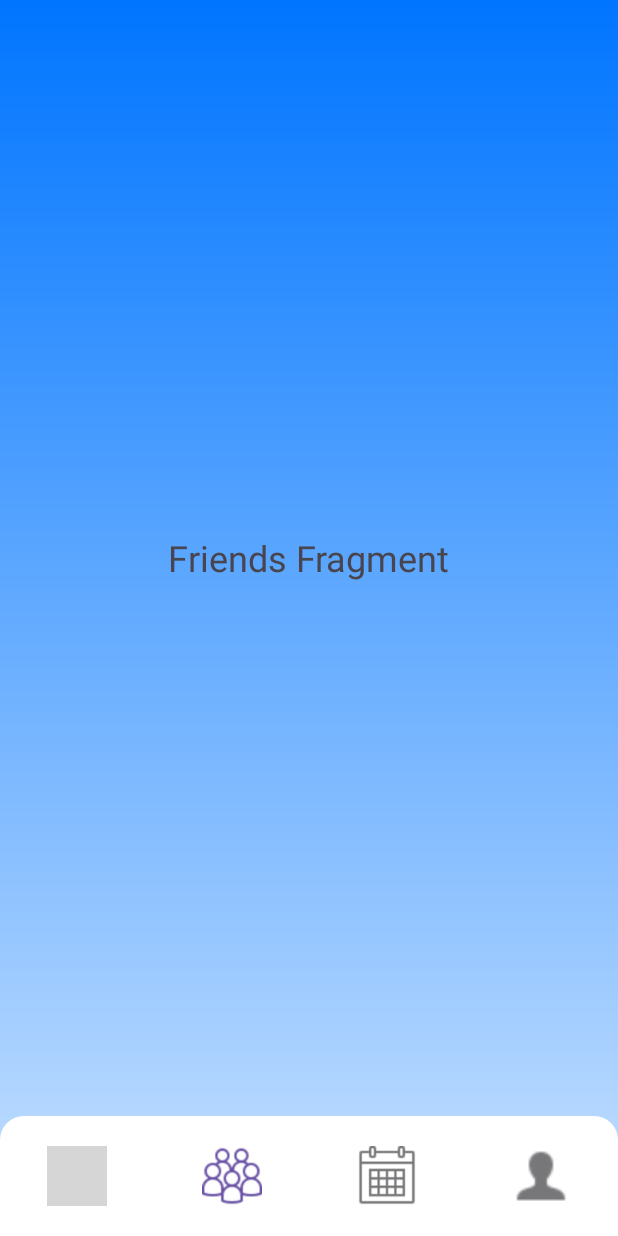
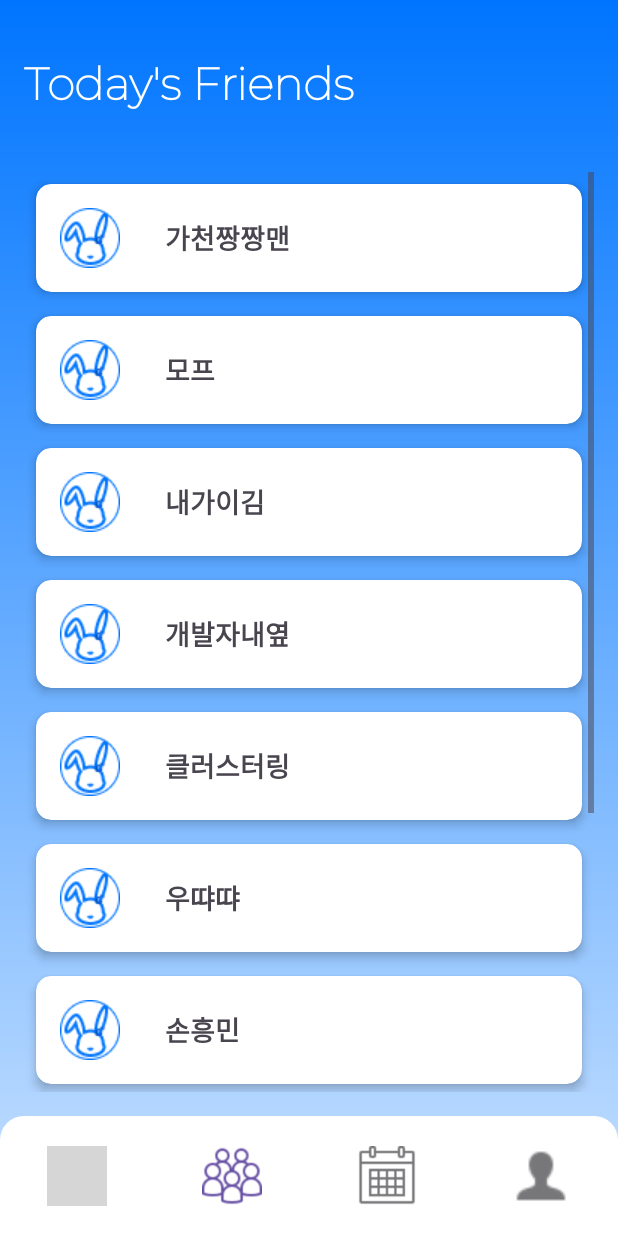
Before and after one commit to 2024-MobileProgramming/MP-FE, an Android app: the screen it shows after launch (MainActivity), item 2 of the bottom bar chosen, on a phone screen of 412 x 824 dp. Run offline under Robolectric (Android 15) with nearby library versions, the phone set to English and light mode, and no system bars; libraries missing offline, so code that uses them is left out: com.kakao.sdk; 2 statements that could not run were skipped; grey boxes are pictures that could not be loaded.

Commit message:
[feat]: 친구 목록 ui

```diff
--- /dev/null
+++ b/app/src/main/java/com/example/gabit/Friends.java
@@ -0,0 +1,21 @@
+package com.example.gabit;
+
+public class Friends {
+    private String userNickname;
+    private int userId;
+
+    public Friends(
+            String userNickname,
+            int userId) {
+        this.userNickname = userNickname;
+        this.userId = userId;
+    }
+
+    public String getUserNickname() {
+        return userNickname;
+    }
+
+    public int getuserId() {
+        return userId;
+    }
+}
--- a/app/src/main/java/com/example/gabit/FriendsFragment.java
+++ b/app/src/main/java/com/example/gabit/FriendsFragment.java
@@ -1,18 +1,68 @@
 package com.example.gabit;
 
+import android.content.Context;
+import android.content.SharedPreferences;
 import android.os.Bundle;
 import android.view.LayoutInflater;
 import android.view.View;
 import android.view.ViewGroup;
+import android.widget.ImageView;
+import android.widget.LinearLayout;
+import android.widget.TextView;
 
 import androidx.annotation.NonNull;
 import androidx.annotation.Nullable;
 import androidx.fragment.app.Fragment;
 
+import java.util.ArrayList;
+import java.util.List;
+
 public class FriendsFragment extends Fragment {
+    private LinearLayout friendsListLayout;
+    private TextView userNickname;
+    private List<Friends> friends;
+    private int userId;
     @Nullable
     @Override
     public View onCreateView(@NonNull LayoutInflater inflater, @Nullable ViewGroup container, @Nullable Bundle savedInstanceState) {
-        return inflater.inflate(R.layout.fragment_friends, container, false);
+        View view = inflater.inflate(R.layout.fragment_friends, container, false);
+        friendsListLayout = view.findViewById(R.id.FriendsList);
+
+        SharedPreferences sharedPreferences = getContext().getSharedPreferences("UserPrefs", Context.MODE_PRIVATE);
+        userId = sharedPreferences.getInt("userId", 0);
+
+        friends = fetchFriendsFromServer(userId);
+        populateGridWithFriends();
+
+        return view;
+    }
+
+    private List<Friends> fetchFriendsFromServer(Integer userId) {
+        List<Friends> friendsList = new ArrayList<>();
+        // 미션 리스트 추가 예시
+        friendsList.add(new Friends("가천짱짱맨", 1));
+        friendsList.add(new Friends("모프", 2));
+        friendsList.add(new Friends("내가이김", 3));
+        friendsList.add(new Friends("개발자내옆", 4));
+        friendsList.add(new Friends("클러스터링", 5));
+        friendsList.add(new Friends("우땨땨", 6));
+        friendsList.add(new Friends("손흥민", 7));
+        friendsList.add(new Friends("AI수학", 8));
+        friendsList.add(new Friends("듣는중", 9));
+        friendsList.add(new Friends("죄송합니다", 10));
+        return friendsList;
+    }
+
+    private void populateGridWithFriends() {
+        LayoutInflater inflater = LayoutInflater.from(getContext());
+        for (Friends friends : friends) {
+            View friendsView = inflater.inflate(R.layout.friends_item, friendsListLayout, false);
+
+            TextView userNickname = friendsView.findViewById(R.id.FriendsNickname);
+
+            userNickname.setText(friends.getUserNickname());
+
+            friendsListLayout.addView(friendsView);
+        }
     }
 }
--- a/app/src/main/res/layout/fragment_friends.xml
+++ b/app/src/main/res/layout/fragment_friends.xml
@@ -1,14 +1,41 @@
 <?xml version="1.0" encoding="utf-8"?>
-<LinearLayout xmlns:android="http://schemas.android.com/apk/res/android"
+<androidx.constraintlayout.widget.ConstraintLayout xmlns:android="http://schemas.android.com/apk/res/android"
     android:layout_width="match_parent"
     android:layout_height="match_parent"
+    xmlns:app="http://schemas.android.com/apk/res-auto"
     android:orientation="vertical"
     android:gravity="center"
     android:padding="16dp">
 
     <TextView
+        android:id="@+id/FriendsListTitle"
         android:layout_width="wrap_content"
         android:layout_height="wrap_content"
-        android:text="Friends Fragment"
-        android:textSize="24sp" />
-</LinearLayout>
+        android:text="Today's Friends"
+        android:fontFamily="@font/montserrat"
+        android:textSize="30sp"
+        android:textFontWeight="900"
+        android:textColor="@color/white"
+        android:layout_marginTop="20dp"
+        app:layout_constraintTop_toTopOf="parent"
+        app:layout_constraintStart_toStartOf="parent"/>
+
+    <ScrollView
+        android:layout_width="0dp"
+        android:layout_height="0dp"
+        android:contentDescription="@string/mission_list"
+        android:layout_marginTop="40dp"
+        app:layout_constraintStart_toStartOf="parent"
+        app:layout_constraintEnd_toEndOf="parent"
+        app:layout_constraintBottom_toBottomOf="parent"
+        app:layout_constraintTop_toBottomOf="@id/FriendsListTitle">
+
+        <LinearLayout
+            android:id="@+id/FriendsList"
+            android:layout_width="match_parent"
+            android:layout_height="wrap_content"
+            android:orientation="vertical">
+        </LinearLayout>
+    </ScrollView>
+
+</androidx.constraintlayout.widget.ConstraintLayout>
--- a/app/src/main/res/layout/fragment_missionlist.xml
+++ b/app/src/main/res/layout/fragment_missionlist.xml
@@ -16,6 +16,7 @@
         android:textSize="30sp"
         android:textFontWeight="900"
         android:textColor="@color/white"
+        android:layout_marginTop="20dp"
         app:layout_constraintTop_toTopOf="parent"
         app:layout_constraintStart_toStartOf="parent"/>
 
--- /dev/null
+++ b/app/src/main/res/layout/friends_item.xml
@@ -0,0 +1,36 @@
+<?xml version="1.0" encoding="utf-8"?>
+<androidx.cardview.widget.CardView xmlns:android="http://schemas.android.com/apk/res/android"
+    android:layout_width="match_parent"
+    android:layout_height="wrap_content"
+    xmlns:app="http://schemas.android.com/apk/res-auto"
+    android:layout_margin="8dp"
+    app:cardCornerRadius="10dp"
+    app:cardElevation="4dp">
+
+    <LinearLayout
+        android:layout_width="match_parent"
+        android:layout_height="match_parent"
+        android:orientation="horizontal"
+        android:padding="16dp">
+
+        <ImageView
+            android:id="@+id/FriendsProfile"
+            android:layout_width="40dp"
+            android:layout_height="40dp"
+            android:layout_gravity="center_vertical"
+            android:layout_marginEnd="30dp"
+            android:src="@drawable/gabit_profile"
+            android:contentDescription="@string/friends_icon_description"/>
+
+        <TextView
+            android:layout_width="wrap_content"
+            android:layout_height="wrap_content"
+            android:id="@+id/FriendsNickname"
+            android:text="가천짱짱맨"
+            android:textSize="18sp"
+            android:textStyle="bold"
+            android:layout_gravity="center_vertical"
+            android:layout_marginEnd="30dp"/>
+
+    </LinearLayout>
+</androidx.cardview.widget.CardView>
--- a/app/src/main/res/values/strings.xml
+++ b/app/src/main/res/values/strings.xml
@@ -7,4 +7,6 @@
     <string name="mission_icon_description">Mission Icon</string>
     <string name="mission_status_description">Mission Status Icon</string>
     <string name="mission_list">Mission List</string>
+    <string name="friends_icon_description">Friends Profile Icon</string>
+    <string name="friends_list">Friends List</string>
 </resources>
```
Also changed, not shown: app/src/main/res/drawable/gabit_profile.png (added).
